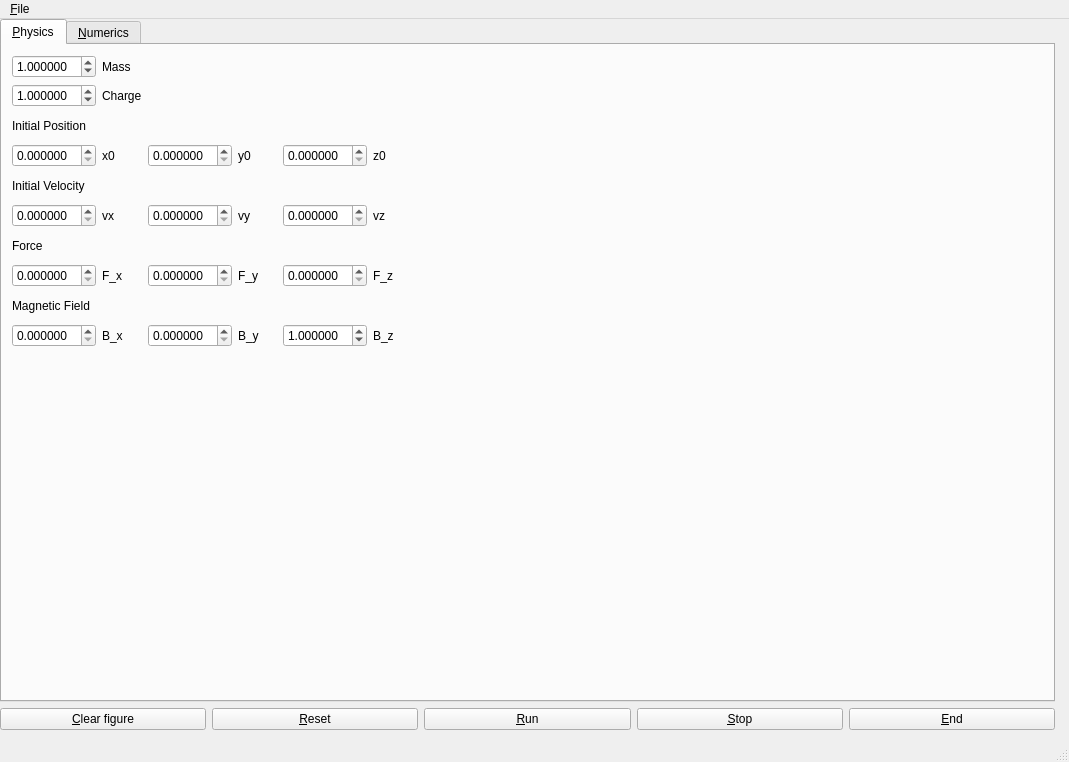
Above: src/drift_explorer/mainwindow.ui from PlasmaFAIR/DriftExplorer before the change. Below: the same form after it.
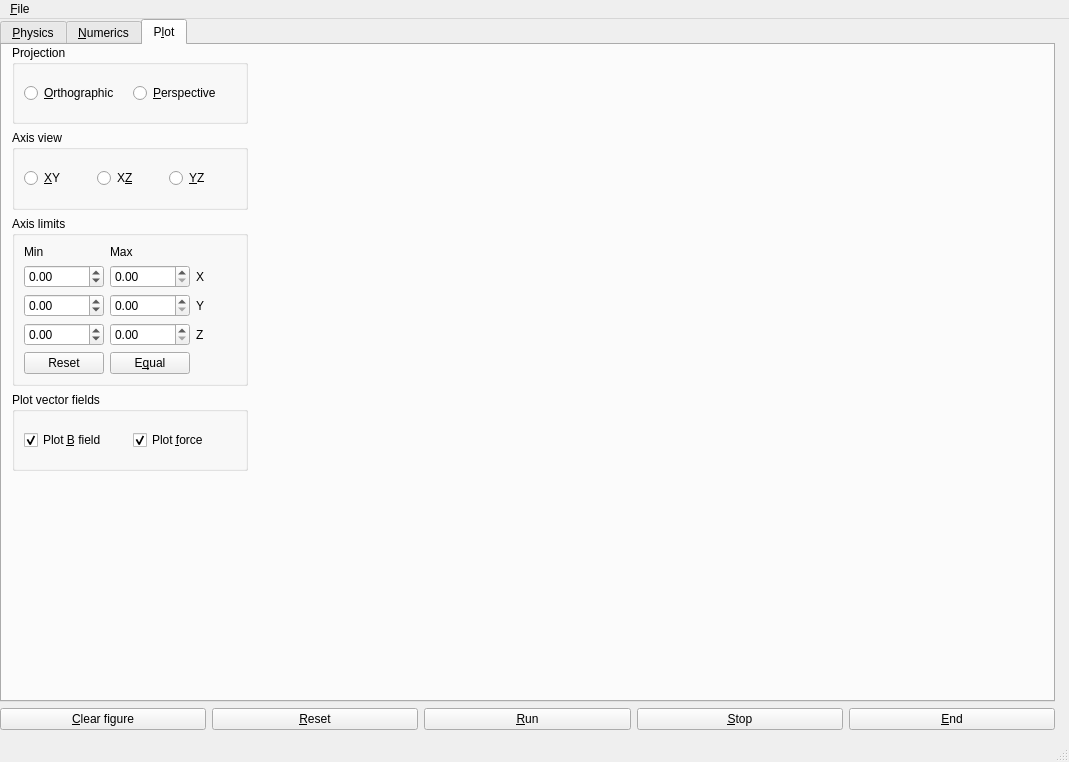
That is the form after the change. The open tabs and pages were chosen to show the change. Icons and pictures are not drawn. Custom widgets are drawn as their Qt base class.

Commit message: Add some controls for plot

Diff of the .ui file:
```diff
--- a/src/drift_explorer/mainwindow.ui
+++ b/src/drift_explorer/mainwindow.ui
@@ -413,6 +413,248 @@
            </layout>
           </widget>
          </widget>
+         <widget class="QWidget" name="plot_tab">
+          <attribute name="title">
+           <string>P&amp;lot</string>
+          </attribute>
+          <widget class="QWidget" name="">
+           <property name="geometry">
+            <rect>
+             <x>10</x>
+             <y>0</y>
+             <width>236</width>
+             <height>426</height>
+            </rect>
+           </property>
+           <layout class="QVBoxLayout" name="verticalLayout_3">
+            <item>
+             <widget class="QGroupBox" name="projection_group">
+              <property name="title">
+               <string>Projection</string>
+              </property>
+              <layout class="QHBoxLayout" name="horizontalLayout_5">
+               <item>
+                <layout class="QHBoxLayout" name="horizontalLayout_2">
+                 <item>
+                  <widget class="QRadioButton" name="orthographic_view_button">
+                   <property name="text">
+                    <string>&amp;Orthographic</string>
+                   </property>
+                   <attribute name="buttonGroup">
+                    <string notr="true">perspective_button_group</string>
+                   </attribute>
+                  </widget>
+                 </item>
+                 <item>
+                  <widget class="QRadioButton" name="perspective_view_button">
+                   <property name="text">
+                    <string>&amp;Perspective</string>
+                   </property>
+                   <attribute name="buttonGroup">
+                    <string notr="true">perspective_button_group</string>
+                   </attribute>
+                  </widget>
+                 </item>
+                </layout>
+               </item>
+              </layout>
+             </widget>
+            </item>
+            <item>
+             <widget class="QGroupBox" name="axis_view_group">
+              <property name="title">
+               <string>Axis view</string>
+              </property>
+              <layout class="QHBoxLayout" name="horizontalLayout_6">
+               <item>
+                <layout class="QHBoxLayout" name="horizontalLayout_4">
+                 <item>
+                  <widget class="QRadioButton" name="xy_axis_view_button">
+                   <property name="text">
+                    <string>&amp;XY</string>
+                   </property>
+                  </widget>
+                 </item>
+                 <item>
+                  <widget class="QRadioButton" name="xz_axis_view_button">
+                   <property name="text">
+                    <string>X&amp;Z</string>
+                   </property>
+                  </widget>
+                 </item>
+                 <item>
+                  <widget class="QRadioButton" name="yz_axis_view_button">
+                   <property name="text">
+                    <string>&amp;YZ</string>
+                   </property>
+                  </widget>
+                 </item>
+                </layout>
+               </item>
+              </layout>
+             </widget>
+            </item>
+            <item>
+             <widget class="QGroupBox" name="axis_limits_group">
+              <property name="title">
+               <string>Axis limits</string>
+              </property>
+              <layout class="QGridLayout" name="gridLayout_2">
+               <item row="0" column="0">
+                <layout class="QGridLayout" name="gridLayout_3">
+                 <item row="2" column="1">
+                  <widget class="QDoubleSpinBox" name="y_axis_max_box">
+                   <property name="toolTip">
+                    <string>X max</string>
+                   </property>
+                  </widget>
+                 </item>
+                 <item row="2" column="0">
+                  <widget class="QDoubleSpinBox" name="x_axis_min_box">
+                   <property name="toolTip">
+                    <string>X min</string>
+                   </property>
+                   <property name="minimum">
+                    <double>-1000.000000000000000</double>
+                   </property>
+                   <property name="maximum">
+                    <double>1000.000000000000000</double>
+                   </property>
+                  </widget>
+                 </item>
+                 <item row="5" column="1">
+                  <widget class="QPushButton" name="equal_axis_view_button">
+                   <property name="text">
+                    <string>E&amp;qual</string>
+                   </property>
+                  </widget>
+                 </item>
+                 <item row="3" column="2">
+                  <widget class="QLabel" name="label_8">
+                   <property name="text">
+                    <string>Z</string>
+                   </property>
+                  </widget>
+                 </item>
+                 <item row="1" column="0">
+                  <widget class="QDoubleSpinBox" name="y_axis_min_box">
+                   <property name="toolTip">
+                    <string>Y min</string>
+                   </property>
+                   <property name="minimum">
+                    <double>-1000.000000000000000</double>
+                   </property>
+                   <property name="maximum">
+                    <double>1000.000000000000000</double>
+                   </property>
+                  </widget>
+                 </item>
+                 <item row="1" column="1">
+                  <widget class="QDoubleSpinBox" name="x_axis_max_box">
+                   <property name="toolTip">
+                    <string>X max</string>
+                   </property>
+                  </widget>
+                 </item>
+                 <item row="5" column="0">
+                  <widget class="QPushButton" name="reset_axis_view_button">
+                   <property name="text">
+                    <string>Reset</string>
+                   </property>
+                   <property name="icon">
+                    <iconset theme="QIcon::ThemeIcon::EditUndo"/>
+                   </property>
+                  </widget>
+                 </item>
+                 <item row="3" column="0">
+                  <widget class="QDoubleSpinBox" name="z_axis_min_box">
+                   <property name="toolTip">
+                    <string>Z min</string>
+                   </property>
+                   <property name="minimum">
+                    <double>-1000.000000000000000</double>
+                   </property>
+                   <property name="maximum">
+                    <double>1000.000000000000000</double>
+                   </property>
+                  </widget>
+                 </item>
+                 <item row="0" column="0">
+                  <widget class="QLabel" name="label_5">
+                   <property name="text">
+                    <string>Min</string>
+                   </property>
+                  </widget>
+                 </item>
+                 <item row="3" column="1">
+                  <widget class="QDoubleSpinBox" name="z_axis_max_box">
+                   <property name="toolTip">
+                    <string>Z max</string>
+                   </property>
+                  </widget>
+                 </item>
+                 <item row="1" column="2">
+                  <widget class="QLabel" name="label_4">
+                   <property name="text">
+                    <string>X</string>
+                   </property>
+                  </widget>
+                 </item>
+                 <item row="2" column="2">
+                  <widget class="QLabel" name="label_7">
+                   <property name="text">
+                    <string>Y</string>
+                   </property>
+                  </widget>
+                 </item>
+                 <item row="0" column="1">
+                  <widget class="QLabel" name="label_6">
+                   <property name="text">
+                    <string>Max</string>
+                   </property>
+                  </widget>
+                 </item>
+                </layout>
+               </item>
+              </layout>
+             </widget>
+            </item>
+            <item>
+             <widget class="QGroupBox" name="plot_vectors_group">
+              <property name="title">
+               <string>Plot vector fields</string>
+              </property>
+              <layout class="QHBoxLayout" name="horizontalLayout_7">
+               <item>
+                <layout class="QHBoxLayout" name="horizontalLayout_3">
+                 <item>
+                  <widget class="QCheckBox" name="plot_field_box">
+                   <property name="text">
+                    <string>Plot &amp;B field</string>
+                   </property>
+                   <property name="checked">
+                    <bool>true</bool>
+                   </property>
+                  </widget>
+                 </item>
+                 <item>
+                  <widget class="QCheckBox" name="plot_force_box">
+                   <property name="text">
+                    <string>Plot &amp;force</string>
+                   </property>
+                   <property name="checked">
+                    <bool>true</bool>
+                   </property>
+                  </widget>
+                 </item>
+                </layout>
+               </item>
+              </layout>
+             </widget>
+            </item>
+           </layout>
+          </widget>
+         </widget>
         </widget>
        </item>
        <item>
```
Left out of the diff: 8 changed lines with no effect on the pictures. The commit also changes 3 other files.
